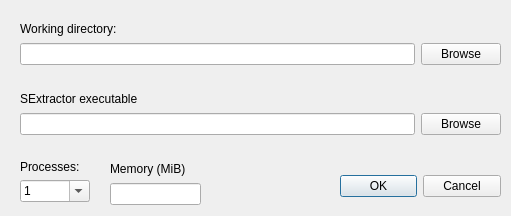
First picture: the form in mosstack/settings.ui, repository mickolaine/mosstack, before the edit.
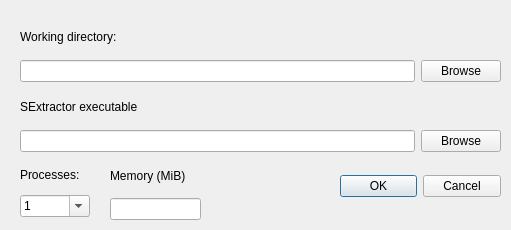
Second picture: the form after the edit.

```diff
--- a/mosstack/settings.ui
+++ b/mosstack/settings.ui
@@ -7,7 +7,7 @@
     <x>0</x>
     <y>0</y>
     <width>511</width>
-    <height>216</height>
+    <height>230</height>
    </rect>
   </property>
   <property name="windowTitle">
@@ -35,7 +35,7 @@
      <x>20</x>
      <y>20</y>
      <width>481</width>
-     <height>45</height>
+     <height>62</height>
     </rect>
    </property>
    <layout class="QVBoxLayout" name="verticalLayout">
@@ -68,7 +68,7 @@
      <x>20</x>
      <y>160</y>
      <width>70</width>
-     <height>42</height>
+     <height>57</height>
     </rect>
    </property>
    <layout class="QVBoxLayout" name="verticalLayout_2">
@@ -149,7 +149,7 @@
      <x>20</x>
      <y>90</y>
      <width>481</width>
-     <height>45</height>
+     <height>62</height>
     </rect>
    </property>
    <layout class="QVBoxLayout" name="verticalLayout_3">
@@ -182,7 +182,7 @@
      <x>110</x>
      <y>160</y>
      <width>91</width>
-     <height>45</height>
+     <height>60</height>
     </rect>
    </property>
    <layout class="QVBoxLayout" name="verticalLayout_4">
```
